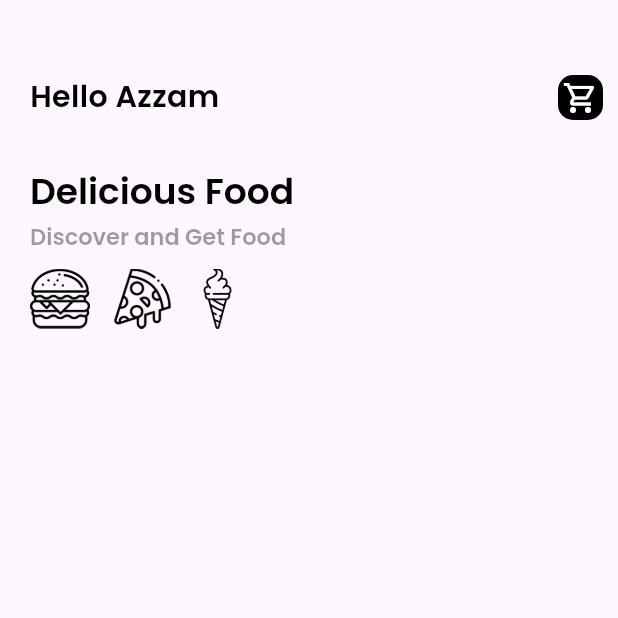
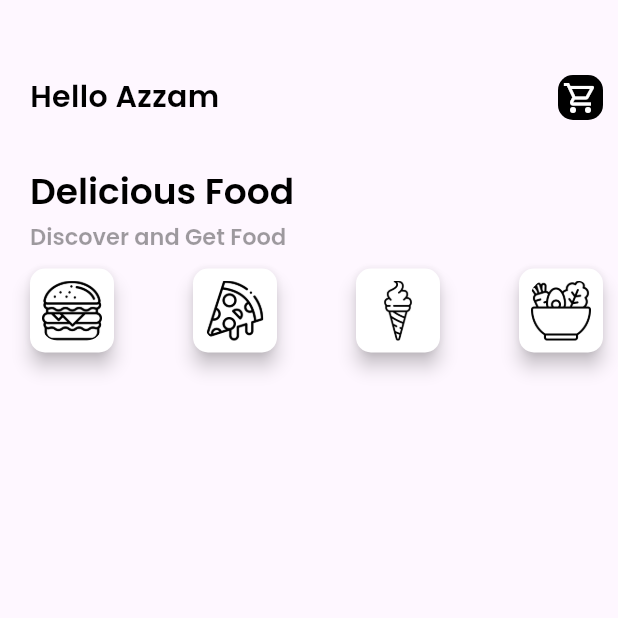
Before and after one commit to AzzamHussain/EcommerceApp_withAdminPanel, a Flutter app: the screen it shows after launch, on a phone screen of 412 x 824 dp, the top half of it. Run offline on Flutter 3.47's test engine with Material 3 defaults, Android fonts, the phone set to English and light mode, and no system bars.

Commit message:
homepage

```diff
--- a/lib/pages/homepage.dart
+++ b/lib/pages/homepage.dart
@@ -9,6 +9,8 @@ class Homepage extends StatefulWidget {
 }
 
 class _HomepageState extends State<Homepage> {
+  bool icecream = false, salad = false, burger = false, pizza = false;
+
   @override
   Widget build(BuildContext context) {
     return Scaffold(
@@ -31,15 +33,12 @@ class _HomepageState extends State<Homepage> {
                     Icons.shopping_cart_outlined,
                     color: Colors.white,
                   ),
-                )
+                ),
               ],
             ),
             SizedBox(
               height: 30.0,
             ),
-            Column(
-              crossAxisAlignment: CrossAxisAlignment.start,
-              children: [
             RichText(
               textAlign: TextAlign.left,
               text: TextSpan(
@@ -57,29 +56,41 @@ class _HomepageState extends State<Homepage> {
             ),
             SizedBox(height: 10), // Space between the text and images
             Row(
+              mainAxisAlignment: MainAxisAlignment.spaceBetween,
               children: [
-                    Image.asset(
-                      'assets/burger.png',
-                      height: 40,
-                      width: 40,
-                      fit: BoxFit.cover,
-                    ),
-                    SizedBox(width: 15),
-                    Image.asset(
-                      'assets/pizza.png',
-                      height: 40,
-                      width: 40,
-                      fit: BoxFit.cover,
-                    ),
-                    SizedBox(width: 10),
-                    Image.asset(
-                      'assets/ice-cream.png',
-                      height: 40,
-                      width: 40,
-                      fit: BoxFit.cover,
-                    ),
-                  ],
-                ),
+                buildSelectableMaterialImage('assets/burger.png', burger, () {
+                  setState(() {
+                    burger = !burger;
+                    pizza = false;
+                    icecream = false;
+                    salad = false;
+                  });
+                }),
+                buildSelectableMaterialImage('assets/pizza.png', pizza, () {
+                  setState(() {
+                    pizza = !pizza;
+                    burger = false;
+                    icecream = false;
+                    salad = false;
+                  });
+                }),
+                buildSelectableMaterialImage('assets/ice-cream.png', icecream,
+                    () {
+                  setState(() {
+                    icecream = !icecream;
+                    burger = false;
+                    pizza = false;
+                    salad = false;
+                  });
+                }),
+                buildSelectableMaterialImage('assets/salad.png', salad, () {
+                  setState(() {
+                    salad = !salad;
+                    burger = false;
+                    pizza = false;
+                    icecream = false;
+                  });
+                }),
               ],
             ),
           ],
@@ -87,4 +98,30 @@ class _HomepageState extends State<Homepage> {
       ),
     );
   }
+
+  Widget buildSelectableMaterialImage(
+      String assetPath, bool isSelected, VoidCallback onTap) {
+    return GestureDetector(
+      onTap: onTap,
+      child: Material(
+        elevation: isSelected ? 10.0 : 5.0, // Increase elevation if selected
+        borderRadius: BorderRadius.circular(10.0),
+        color: isSelected
+            ? Colors.blue[700]
+            : Colors.white, // Highlight color if selected
+        child: Container(
+          padding: EdgeInsets.all(8.0),
+          child: ClipRRect(
+            borderRadius: BorderRadius.circular(10.0),
+            child: Image.asset(
+              assetPath,
+              height: 40, // Adjust size as needed
+              width: 40, // Adjust size as needed
+              fit: BoxFit.cover,
+            ),
+          ),
+        ),
+      ),
+    );
   }
+}
--- a/pubspec.yaml
+++ b/pubspec.yaml
@@ -63,6 +63,8 @@ flutter:
     - assets/burger.png
     - assets/pizza.png
     - assets/ice-cream.png
+    - assets/salad.png
+
 
   # An image asset can refer to one or more resolution-specific "variants", see
   # https://flutter.dev/assets-and-images/#resolution-aware
```
Lines whose indentation alone changed are shown as unchanged.
